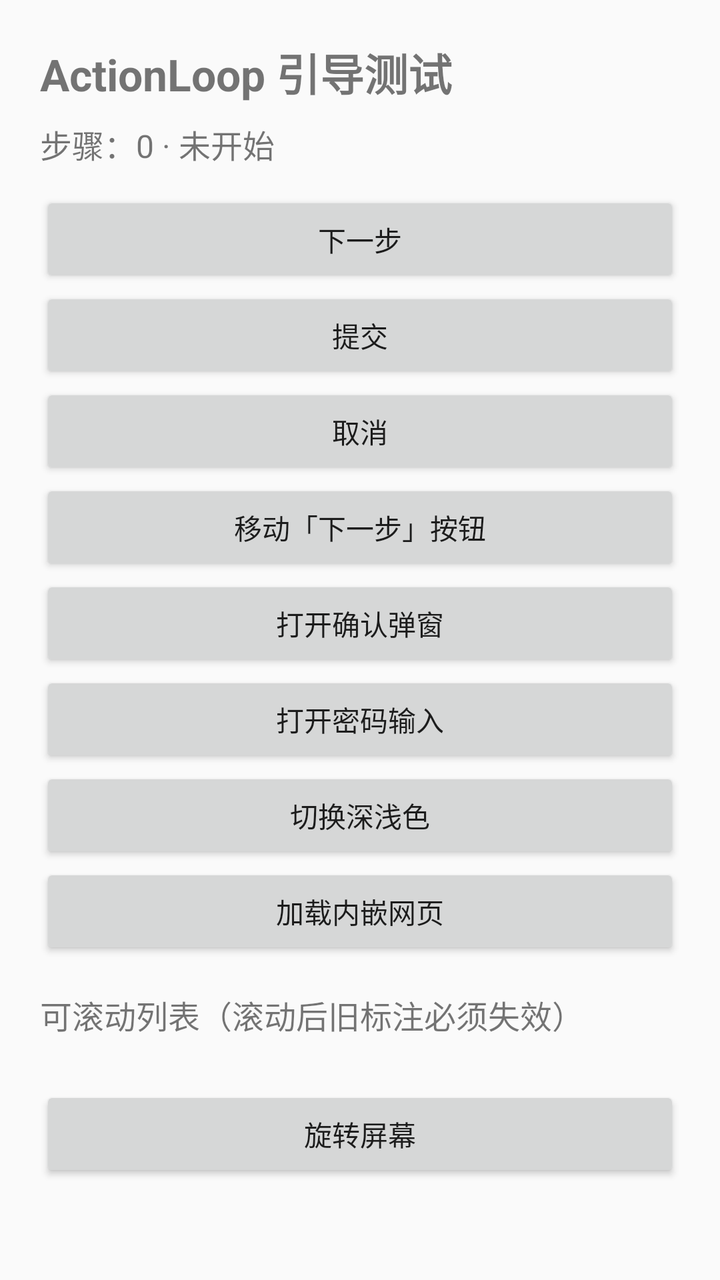
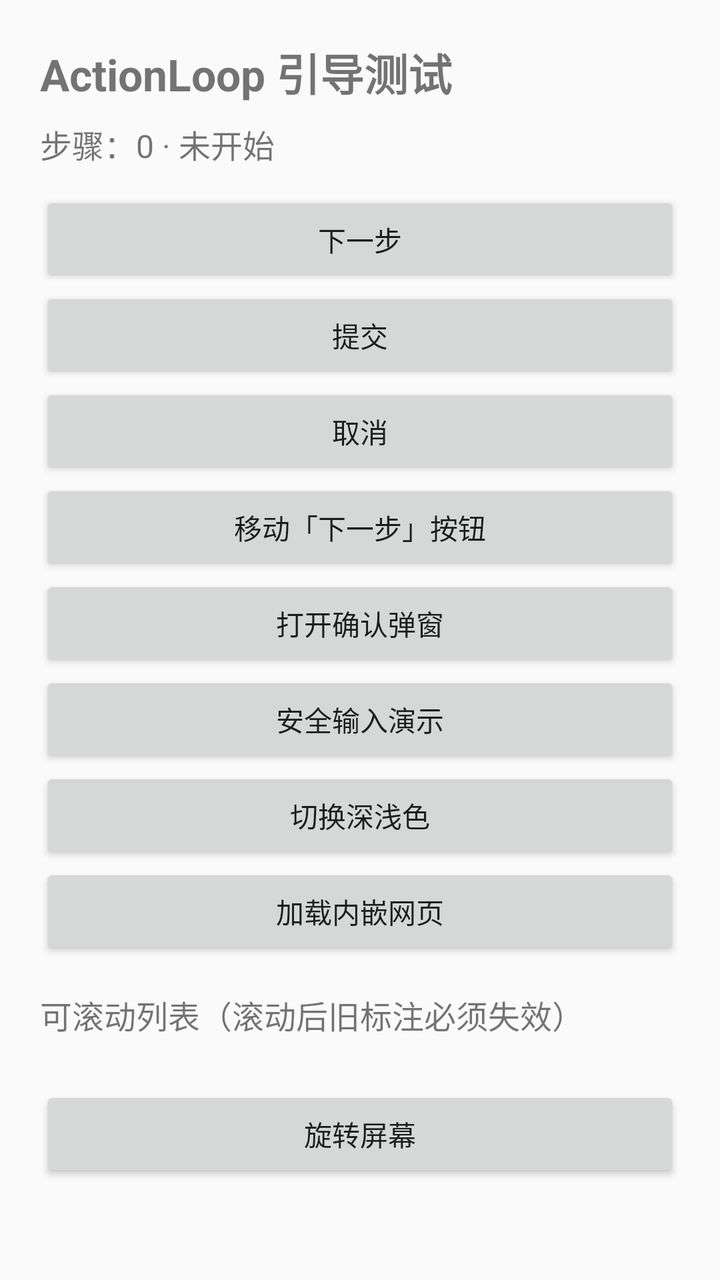

Compare the two renders of this Android layout. The source of the first and the diff that turns it into the second are given below.
<!-- AndroidManifest.xml: application theme android:Theme.Material.Light.NoActionBar -->
<!-- res/layout/activity_main.xml -->
<?xml version="1.0" encoding="utf-8"?>
<ScrollView xmlns:android="http://schemas.android.com/apk/res/android"
    android:id="@+id/scroll_root"
    android:layout_width="match_parent"
    android:layout_height="match_parent"
    android:fillViewport="true">

    <LinearLayout
        android:id="@+id/root_container"
        android:layout_width="match_parent"
        android:layout_height="wrap_content"
        android:orientation="vertical"
        android:padding="20dp">

        <TextView
            android:id="@+id/txt_title"
            android:layout_width="match_parent"
            android:layout_height="wrap_content"
            android:text="ActionLoop 引导测试"
            android:textSize="22sp"
            android:textStyle="bold" />

        <TextView
            android:id="@+id/txt_status"
            android:layout_width="match_parent"
            android:layout_height="wrap_content"
            android:paddingTop="8dp"
            android:paddingBottom="12dp"
            android:text="步骤：0 · 未开始"
            android:textSize="16sp" />

        <LinearLayout
            android:id="@+id/action_container"
            android:layout_width="match_parent"
            android:layout_height="wrap_content"
            android:orientation="vertical">

            <Button
                android:id="@+id/btn_next"
                android:layout_width="match_parent"
                android:layout_height="wrap_content"
                android:text="下一步" />

            <Button
                android:id="@+id/btn_submit"
                android:layout_width="match_parent"
                android:layout_height="wrap_content"
                android:text="提交" />

            <Button
                android:id="@+id/btn_cancel"
                android:layout_width="match_parent"
                android:layout_height="wrap_content"
                android:text="取消" />
        </LinearLayout>

        <LinearLayout
            android:id="@+id/move_target"
            android:layout_width="match_parent"
            android:layout_height="wrap_content"
            android:orientation="vertical" />

        <Button
            android:id="@+id/btn_move"
            android:layout_width="match_parent"
            android:layout_height="wrap_content"
            android:text="移动「下一步」按钮" />

        <Button
            android:id="@+id/btn_dialog"
            android:layout_width="match_parent"
            android:layout_height="wrap_content"
            android:text="打开确认弹窗" />

        <Button
            android:id="@+id/btn_password"
            android:layout_width="match_parent"
            android:layout_height="wrap_content"
            android:text="打开密码输入" />

        <Button
            android:id="@+id/btn_dark"
            android:layout_width="match_parent"
            android:layout_height="wrap_content"
            android:text="切换深浅色" />

        <Button
            android:id="@+id/btn_webview"
            android:layout_width="match_parent"
            android:layout_height="wrap_content"
            android:text="加载内嵌网页" />

        <LinearLayout
            android:id="@+id/web_container"
            android:layout_width="match_parent"
            android:layout_height="wrap_content"
            android:orientation="vertical" />

        <TextView
            android:layout_width="match_parent"
            android:layout_height="wrap_content"
            android:paddingTop="16dp"
            android:paddingBottom="8dp"
            android:text="可滚动列表（滚动后旧标注必须失效）"
            android:textSize="16sp" />

        <LinearLayout
            android:id="@+id/list_container"
            android:layout_width="match_parent"
            android:layout_height="wrap_content"
            android:orientation="vertical" />

        <Button
            android:id="@+id/btn_rotate"
            android:layout_width="match_parent"
            android:layout_height="wrap_content"
            android:layout_marginTop="16dp"
            android:text="旋转屏幕" />
    </LinearLayout>
</ScrollView>
<!-- resources referenced by this layout -->
<resources>

</resources>

<!-- the commit's change to res/layout/activity_main.xml (unified diff, before → after) -->
@@ -76,7 +76,7 @@
             android:id="@+id/btn_password"
             android:layout_width="match_parent"
             android:layout_height="wrap_content"
-            android:text="打开密码输入" />
+            android:text="安全输入演示" />
 
         <Button
             android:id="@+id/btn_dark"
